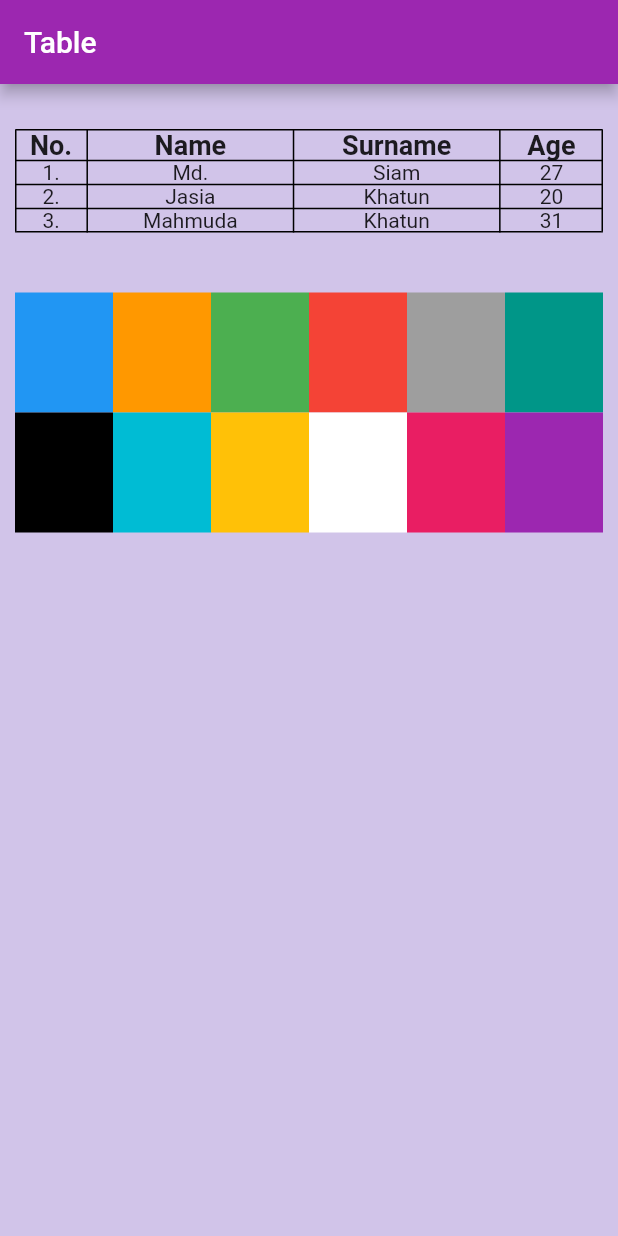
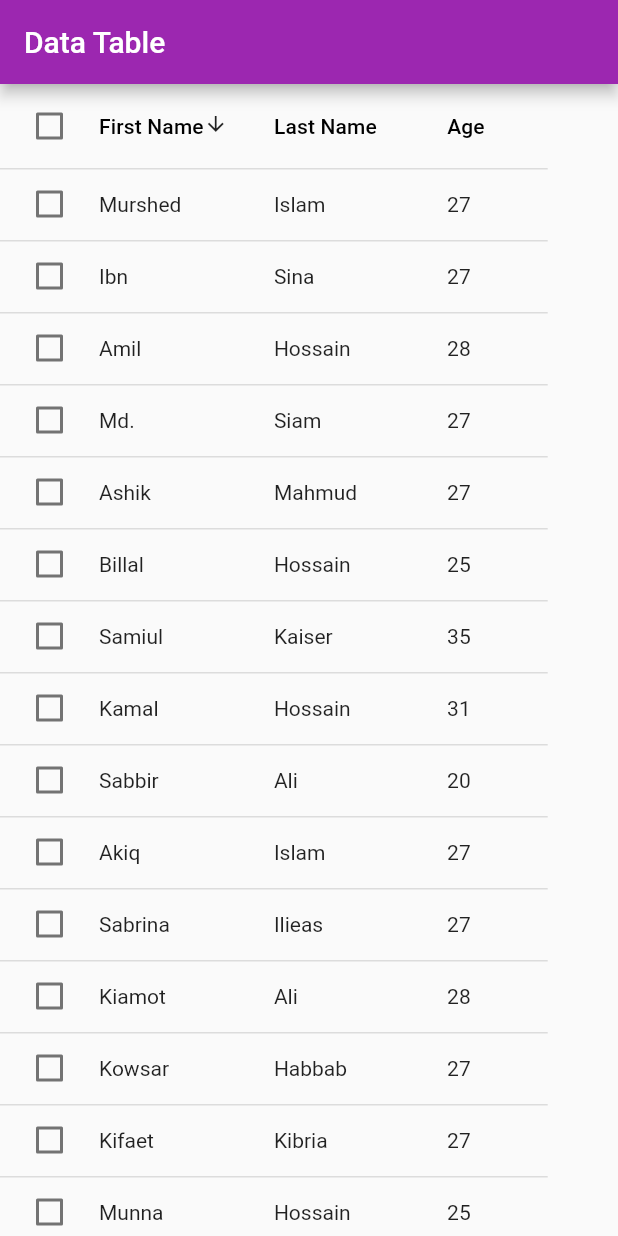
Before and after one commit to md-siam/widget_of_the_day, a Flutter app: the screen it shows after launch, on a phone screen of 412 x 824 dp. Run offline on Flutter 3.47's test engine with Material 2 defaults, Android fonts, the phone set to English and light mode, and no system bars.

Commit message:
data_table

```diff
--- /dev/null
+++ b/lib/47_data_table/data_table.dart
@@ -0,0 +1,112 @@
+import 'package:flutter/material.dart';
+
+class MyDataTable extends StatefulWidget {
+  const MyDataTable({Key? key}) : super(key: key);
+
+  @override
+  State<MyDataTable> createState() => _MyDataTableState();
+}
+
+class _MyDataTableState extends State<MyDataTable> {
+  @override
+  Widget build(BuildContext context) {
+    double width = MediaQuery.of(context).size.width;
+    return Scaffold(
+      appBar: AppBar(title: const Text('Data Table')),
+      body: SingleChildScrollView(
+        child: DataTable(
+          //border: TableBorder.all(),
+          columnSpacing: width * 0.07,
+          onSelectAll: (b) {},
+          sortColumnIndex: 0,
+          sortAscending: false,
+          columns: <DataColumn>[
+            DataColumn(
+              label: const Text("First Name"),
+              numeric: false,
+              onSort: (i, b) {
+                setState(() {
+                  names.sort((a, b) => a.firstName.compareTo(b.firstName));
+                  b = true;
+                });
+              },
+              tooltip: "To display first name of the Name",
+            ),
+            DataColumn(
+              label: const Text("Last Name"),
+              numeric: false,
+              onSort: (i, b) {
+                setState(() {
+                  names.sort((a, b) => a.lastName.compareTo(b.lastName));
+                });
+              },
+              tooltip: "To display last name of the Name",
+            ),
+            DataColumn(
+              label: const Text("Age"),
+              numeric: false,
+              onSort: (i, b) {
+                setState(() {
+                  names.sort((a, b) => a.age.compareTo(b.age));
+                });
+              },
+              tooltip: "To display age",
+            ),
+          ],
+          rows: names
+              .map(
+                (name) => DataRow(
+                  onSelectChanged: (b) {},
+                  cells: [
+                    DataCell(
+                      Text(name.firstName),
+                      showEditIcon: false,
+                      placeholder: false,
+                    ),
+                    DataCell(
+                      Text(name.lastName),
+                      showEditIcon: false,
+                      placeholder: false,
+                    ),
+                    DataCell(
+                      Text(name.age.toString()),
+                      showEditIcon: false,
+                      placeholder: false,
+                    ),
+                  ],
+                ),
+              )
+              .toList(),
+        ),
+      ),
+    );
+  }
+}
+
+class Name {
+  String firstName;
+  String lastName;
+  int age;
+  Name({required this.firstName, required this.lastName, required this.age});
+}
+
+var names = <Name>[
+  Name(firstName: "Murshed", lastName: "Islam", age: 27),
+  Name(firstName: "Ibn", lastName: "Sina", age: 27),
+  Name(firstName: "Amil", lastName: "Hossain", age: 28),
+  Name(firstName: "Md.", lastName: "Siam", age: 27),
+  Name(firstName: "Ashik", lastName: "Mahmud", age: 27),
+  Name(firstName: "Billal", lastName: "Hossain", age: 25),
+  Name(firstName: "Samiul", lastName: "Kaiser", age: 35),
+  Name(firstName: "Kamal", lastName: "Hossain", age: 31),
+  Name(firstName: "Sabbir", lastName: "Ali", age: 20),
+  Name(firstName: "Akiq", lastName: "Islam", age: 27),
+  Name(firstName: "Sabrina", lastName: "Ilieas", age: 27),
+  Name(firstName: "Kiamot", lastName: "Ali", age: 28),
+  Name(firstName: "Kowsar", lastName: "Habbab", age: 27),
+  Name(firstName: "Kifaet", lastName: "Kibria", age: 27),
+  Name(firstName: "Munna", lastName: "Hossain", age: 25),
+  Name(firstName: "Musharaf", lastName: "Ali", age: 35),
+  Name(firstName: "Kamal", lastName: "Hossain", age: 31),
+  Name(firstName: "Sammi", lastName: "Istiak", age: 20),
+];
--- a/lib/main.dart
+++ b/lib/main.dart
@@ -58,7 +58,8 @@ class MyApp extends StatelessWidget {
       //home: const MyClipPath(),
       //home: const MyRadialNSeepGradient(),
       //home: const MyStatufulWidget(number: 0),
-      home: const MyTable(),
+      //home: const MyTable(),
+      home: const MyDataTable(),
     );
   }
 }
--- a/lib/routes.dart
+++ b/lib/routes.dart
@@ -45,3 +45,4 @@ export '43_clippath/clippath.dart';
 export '44_radial_gradient/radial_n_sweep_gradient.dart';
 export '45_stateful_widget/stateful_widget.dart';
 export '46_table/table.dart';
+export '47_data_table/data_table.dart';
```
Also changed, not shown: 2 other files.
